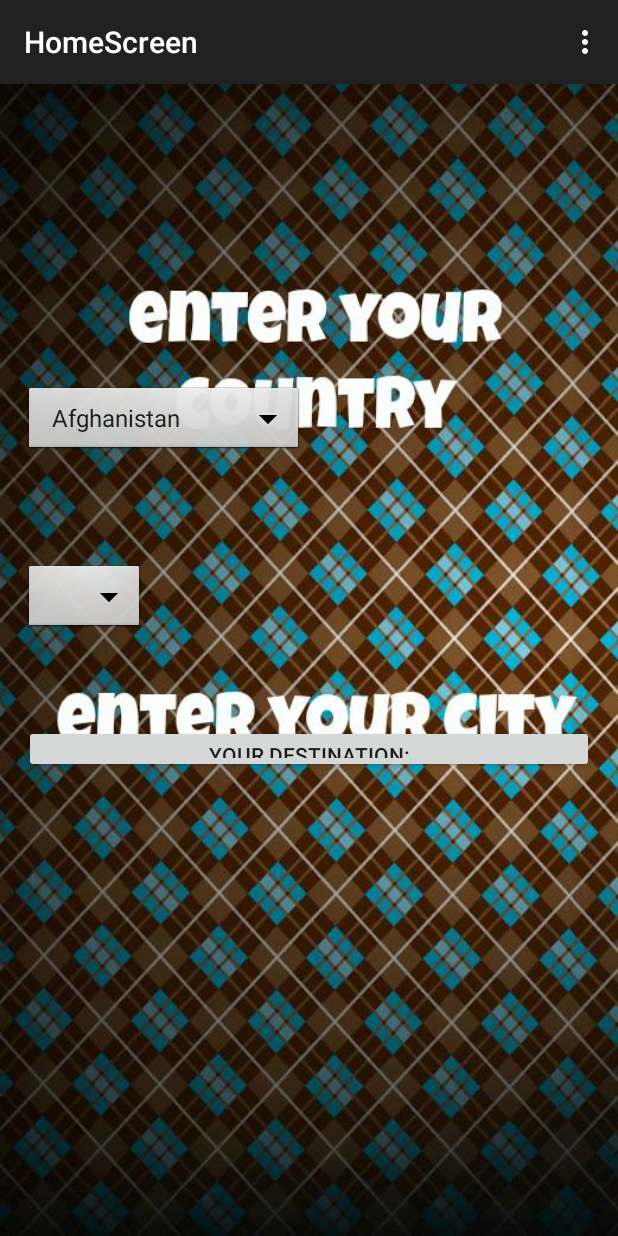
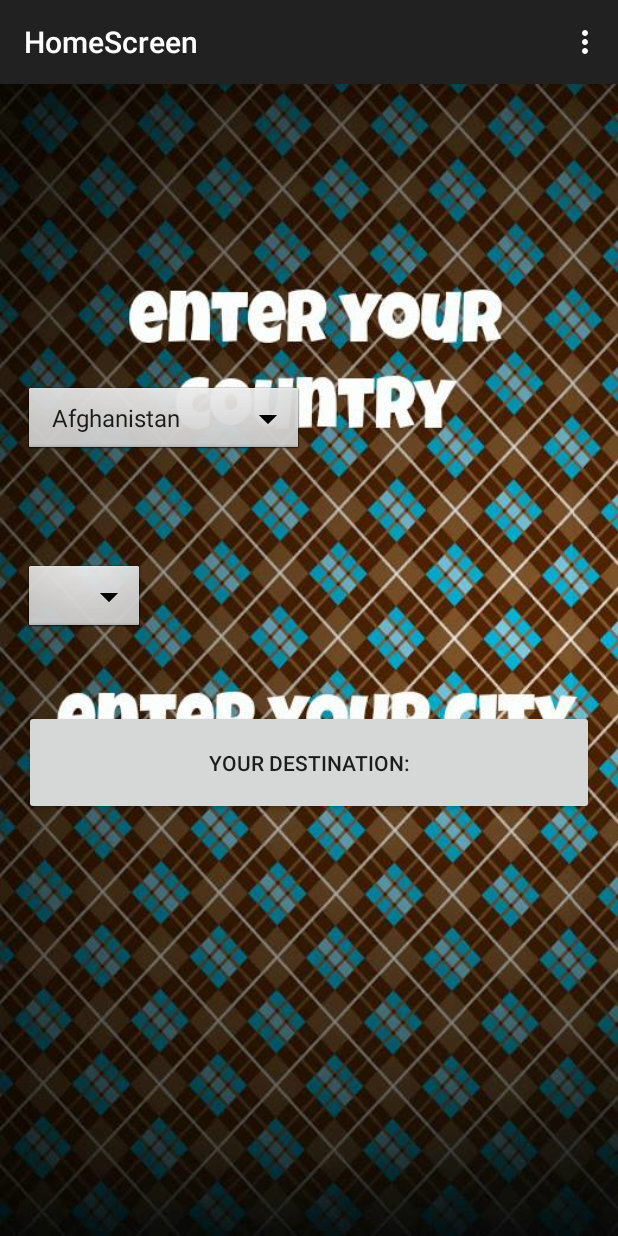
Before and after one commit to JatinNanda/AngelHacksProject, an Android app: the HomeScreen screen opened directly, with no data from a screen before it, on a phone screen of 412 x 824 dp. Run offline under Robolectric (Android 15) with nearby library versions, the phone set to English and light mode, and no system bars.

Commit message:
Comitt 6:39

```diff
--- a/app/src/main/res/layout/activity_home_screen.xml
+++ b/app/src/main/res/layout/activity_home_screen.xml
@@ -29,8 +29,8 @@
     <Button
         android:id= "@+id/destination"
         android:layout_width="fill_parent"
-        android:layout_height="32dp"
-        android:layout_marginTop="60dp"
+        android:layout_height="70dp"
+        android:layout_marginTop="50dp"
         android:text="Your destination:"
         android:layout_gravity="center_horizontal" />
 
```
Also changed, not shown: 1 other file.
